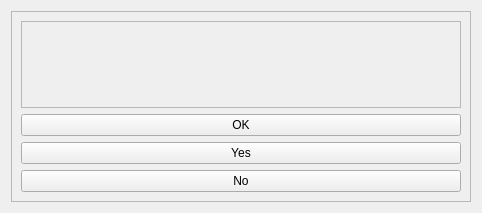
Old version of the form prompt.ui in the repository SolidLink95/Standalone_Item_Creator_for_BOTW.
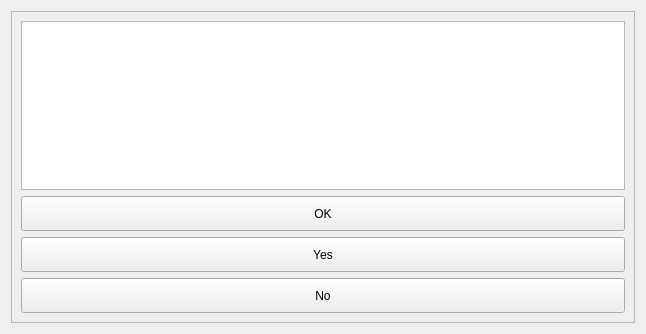
New version of the form.

Diff of the .ui file:
```diff
--- a/prompt.ui
+++ b/prompt.ui
@@ -6,10 +6,16 @@
    <rect>
     <x>0</x>
     <y>0</y>
-    <width>482</width>
-    <height>213</height>
+    <width>646</width>
+    <height>334</height>
    </rect>
   </property>
+  <property name="sizePolicy">
+   <sizepolicy hsizetype="Expanding" vsizetype="Expanding">
+    <horstretch>0</horstretch>
+    <verstretch>0</verstretch>
+   </sizepolicy>
+  </property>
   <property name="windowTitle">
    <string>Message</string>
   </property>
@@ -23,34 +29,48 @@
       <enum>QFrame::Raised</enum>
      </property>
      <layout class="QGridLayout" name="gridLayout">
-      <item row="1" column="0">
-       <widget class="QPushButton" name="OkButton">
-        <property name="text">
-         <string>OK</string>
-        </property>
-       </widget>
+      <item row="0" column="0">
+       <widget class="QTextBrowser" name="message"/>
       </item>
       <item row="2" column="0">
        <widget class="QPushButton" name="YesButton">
+        <property name="minimumSize">
+         <size>
+          <width>0</width>
+          <height>35</height>
+         </size>
+        </property>
         <property name="text">
          <string>Yes</string>
         </property>
        </widget>
       </item>
+      <item row="1" column="0">
+       <widget class="QPushButton" name="OkButton">
+        <property name="minimumSize">
+         <size>
+          <width>0</width>
+          <height>35</height>
+         </size>
+        </property>
+        <property name="text">
+         <string>OK</string>
+        </property>
+       </widget>
+      </item>
       <item row="3" column="0">
        <widget class="QPushButton" name="NoButton">
+        <property name="minimumSize">
+         <size>
+          <width>0</width>
+          <height>35</height>
+         </size>
+        </property>
         <property name="text">
          <string>No</string>
         </property>
        </widget>
       </item>
-      <item row="0" column="0">
-       <widget class="QPlainTextEdit" name="message">
-        <property name="enabled">
-         <bool>false</bool>
-        </property>
-       </widget>
-      </item>
      </layout>
     </widget>
    </item>
```
